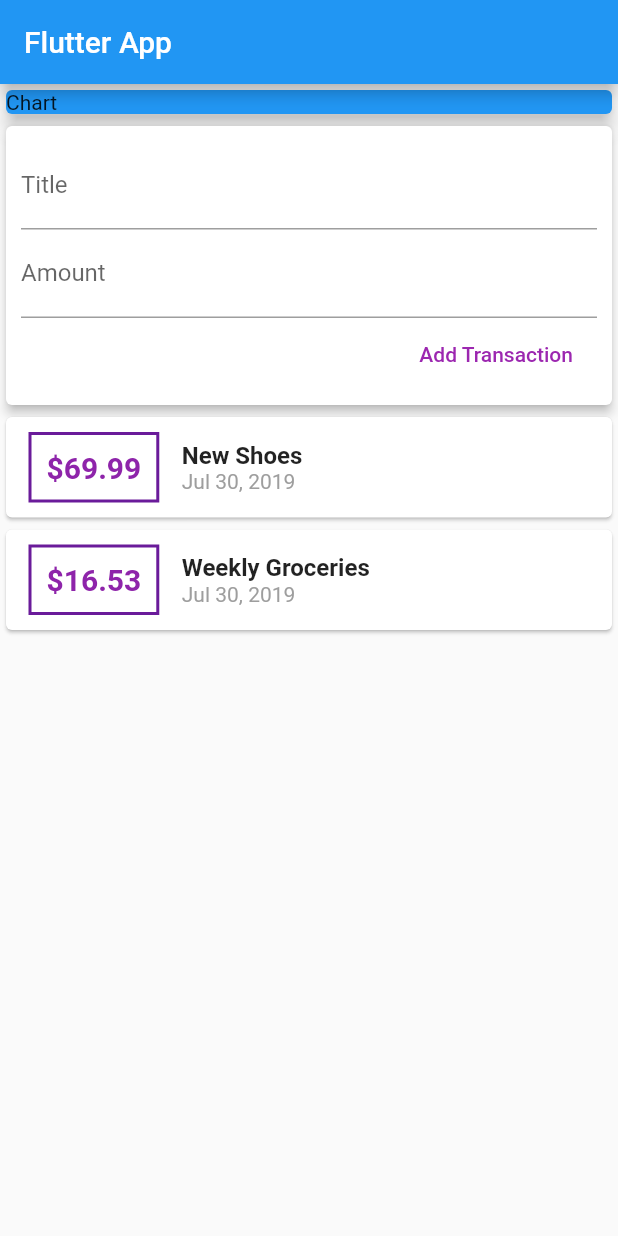
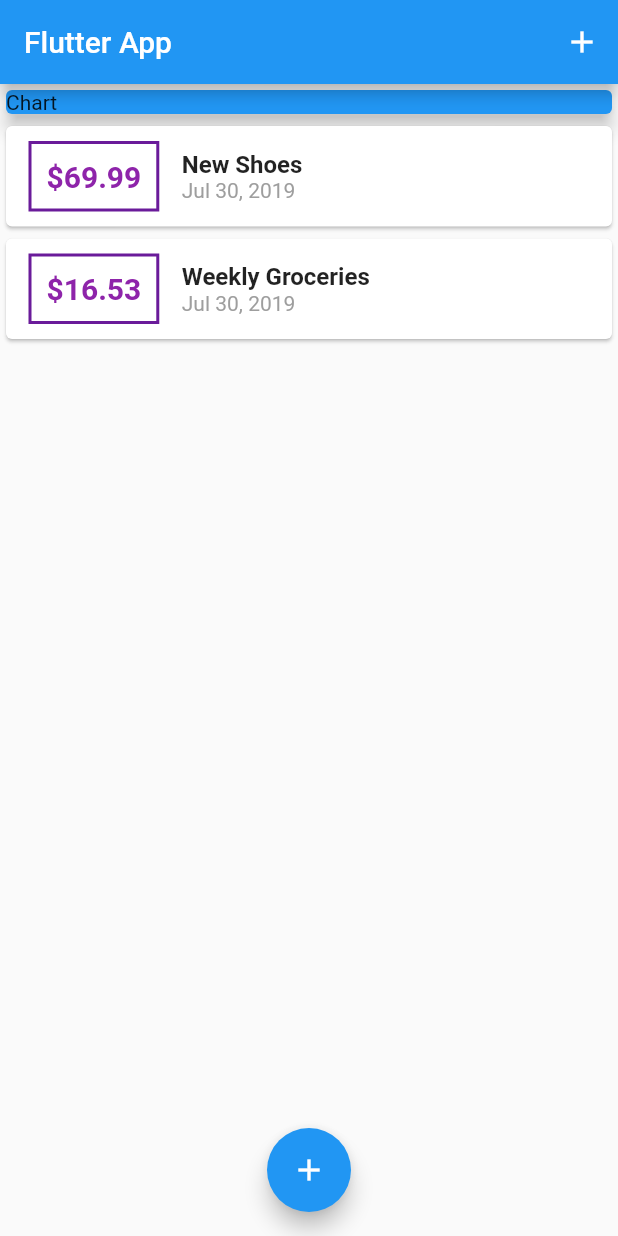
Before and after one commit to Twistedben/Expense-App, a Flutter app: the screen it shows after launch, on a phone screen of 412 x 824 dp. Run offline on Flutter 3.47's test engine with Material 2 defaults, Android fonts, the phone set to English and light mode, and no system bars.

Commit message:
Added modal popup for transactions and add icons, refactored out User_transactions

```diff
--- a/lib/main.dart
+++ b/lib/main.dart
@@ -1,6 +1,8 @@
 import 'package:flutter/material.dart';
 
-import './widgets/user_transactions.dart';
+import './widgets/new_transaction.dart';
+import './widgets/transaction_list.dart';
+import './models/transaction.dart';
 
 void main() => runApp(MyApp());
 
@@ -14,15 +16,59 @@ class MyApp extends StatelessWidget {
   }
 }
 
-class MyHomePage extends StatelessWidget {
+class MyHomePage extends StatefulWidget {
+  @override
+  _MyHomePageState createState() => _MyHomePageState();
+}
+
+class _MyHomePageState extends State<MyHomePage> {
+  final List<Transaction> _userTransactions = [
+    Transaction(
+        id: 't1', title: 'New Shoes', amount: 69.99, date: DateTime.now()),
+    Transaction(
+        id: 't2',
+        title: 'Weekly Groceries',
+        amount: 16.53,
+        date: DateTime.now()),
+  ];
+
+  void _addNewTransaction(String title, double amount) {
+    final newTx = Transaction(
+        id: DateTime.now().toString(),
+        title: title,
+        amount: amount,
+        date: DateTime.now());
+
+    setState(() {
+      _userTransactions.add(newTx);
+    });
+  }
+
+  void _startAddNewTransaction(BuildContext ctx) {
+    showModalBottomSheet(
+      context: ctx,
+      builder: (_) {
+        return GestureDetector(
+          onTap: () {},
+          child: NewTransaction(_addNewTransaction),
+        );
+      },
+    );
+  }
 
   @override
   Widget build(BuildContext context) {
     return Scaffold(
       appBar: AppBar(
         title: Text('Flutter App'),
+        actions: <Widget>[
+          IconButton(
+            icon: Icon(Icons.add),
+            onPressed: () => _startAddNewTransaction(context),
+          ),
+        ],
       ),
-      body: Center(
+      body: SingleChildScrollView(
         child: Column(
           // mainAxisAlignment: MainAxisAlignment.start,
           crossAxisAlignment: CrossAxisAlignment.stretch,
@@ -35,9 +81,14 @@ class MyHomePage extends StatelessWidget {
                 child: Text('Chart'),
               ),
             ),
-            UserTransactions(),
+            TransactionList(_userTransactions),
           ],
         ),
+      ),
+      floatingActionButtonLocation: FloatingActionButtonLocation.centerFloat,
+      floatingActionButton: FloatingActionButton(
+        child: Icon(Icons.add),
+        onPressed: () => _startAddNewTransaction(context),
       ),
     );
   }
--- a/lib/widgets/transaction_list.dart
+++ b/lib/widgets/transaction_list.dart
@@ -10,20 +10,20 @@ class TransactionList extends StatelessWidget {
 
   @override
   Widget build(BuildContext context) {
-    return Column(
-      children: userTransactions.map((tx) {
+    return Container(
+      height: 300,
+      child: ListView.builder(
+        itemBuilder: (ctx, index) {
           return Card(
             child: Row(
               children: <Widget>[
                 Container(
-                margin:
-                    EdgeInsets.symmetric(vertical: 10, horizontal: 15),
+                  margin: EdgeInsets.symmetric(vertical: 10, horizontal: 15),
                   decoration: BoxDecoration(
-                    border: Border.all(
-                        color: Colors.purple[800], width: 2)),
+                      border: Border.all(color: Colors.purple[800], width: 2)),
                   padding: EdgeInsets.all(10),
                   child: Text(
-                  '\$${tx.amount}',
+                    '\$${userTransactions[index].amount.toStringAsFixed(2)}',
                     style: TextStyle(
                       fontWeight: FontWeight.bold,
                       fontSize: 20,
@@ -35,14 +35,14 @@ class TransactionList extends StatelessWidget {
                   crossAxisAlignment: CrossAxisAlignment.start,
                   children: <Widget>[
                     Text(
-                    tx.title,
+                      userTransactions[index].title,
                       style: TextStyle(
                         fontSize: 16,
                         fontWeight: FontWeight.bold,
                       ),
                     ),
                     Text(
-                    DateFormat.yMMMd().format(tx.date),
+                      DateFormat.yMMMd().format(userTransactions[index].date),
                       style: TextStyle(
                         color: Colors.grey,
                       ),
@@ -52,7 +52,9 @@ class TransactionList extends StatelessWidget {
               ],
             ),
           );
-      }).toList(),
+        },
+        itemCount: userTransactions.length,
+      ),
     );
   }
 }
--- a/lib/widgets/user_transactions.dart
+++ /dev/null
@@ -1,43 +0,0 @@
-import 'package:flutter/material.dart';
-
-import './new_transaction.dart';
-import './transaction_list.dart';
-import '../models/transaction.dart';
-
-class UserTransactions extends StatefulWidget {
-  _UserTransactionsState createState() => _UserTransactionsState();
-}
-
-class _UserTransactionsState extends State<UserTransactions> {
-  final List<Transaction> _userTransactions = [
-    Transaction(
-        id: 't1', title: 'New Shoes', amount: 69.99, date: DateTime.now()),
-    Transaction(
-        id: 't2',
-        title: 'Weekly Groceries',
-        amount: 16.53,
-        date: DateTime.now()),
-  ];
-
-  void _addNewTransaction(String title, double amount) {
-    final newTx = Transaction(
-        id: DateTime.now().toString(),
-        title: title,
-        amount: amount,
-        date: DateTime.now()
-    );
-
-    setState(() {
-      _userTransactions.add(newTx);
-    });
-  }
-
-
-  @override
-  Widget build(BuildContext context) {
-    return Column(children: <Widget>[
-      NewTransaction(_addNewTransaction),
-      TransactionList(_userTransactions),
-    ]);
-  }
-}
```
Also changed, not shown: lib/widgets/new_transaction.dart (+18 -6 lines). Lines whose indentation alone changed are shown as unchanged.
